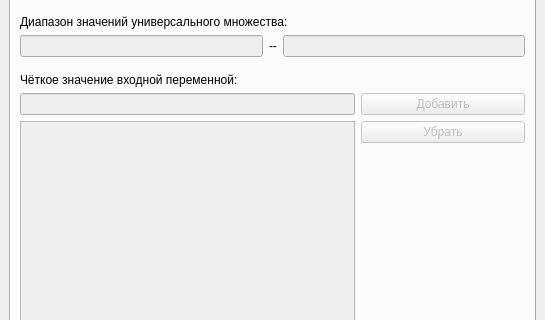
This is analyst.ui in chrinide/pyfrbs as Qt 5 draws it before an edit; both pictures show x 0 to 545 and y 87 to 407 of the 545 by 592 pixel window. The edited form follows.
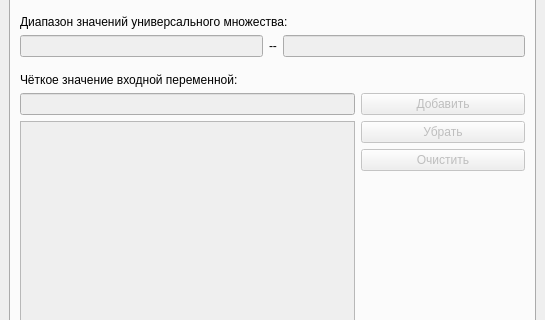
This is the edited form.

Commit message:
Remove and Clear buttons
Remove and Clear buttons was added

```diff
--- a/analyst.ui
+++ b/analyst.ui
@@ -46,7 +46,7 @@
         <string>Задачи</string>
        </attribute>
        <layout class="QGridLayout" name="gridLayout_4">
-        <item row="18" column="0" colspan="3">
+        <item row="19" column="0" colspan="3">
          <widget class="QPushButton" name="uiCommitTaskButton">
           <property name="enabled">
            <bool>false</bool>
@@ -156,7 +156,7 @@
           </property>
          </widget>
         </item>
-        <item row="13" column="2">
+        <item row="14" column="2">
          <spacer name="uiTasksSpacer3">
           <property name="orientation">
            <enum>Qt::Vertical</enum>
@@ -169,7 +169,7 @@
           </property>
          </spacer>
         </item>
-        <item row="14" column="0" colspan="3">
+        <item row="15" column="0" colspan="3">
          <spacer name="uiTasksSpacer4">
           <property name="orientation">
            <enum>Qt::Vertical</enum>
@@ -218,17 +218,17 @@
           </property>
          </widget>
         </item>
-        <item row="15" column="0" colspan="3">
+        <item row="16" column="0" colspan="3">
          <widget class="QLabel" name="uiOutputLabel">
           <property name="text">
            <string>Выходная лингвистическая переменная:</string>
           </property>
          </widget>
         </item>
-        <item row="16" column="0" colspan="3">
-         <widget class="QComboBox" name="uiOutputCombo"/>
-        </item>
         <item row="17" column="0" colspan="3">
+         <widget class="QComboBox" name="uiOutputCombo"/>
+        </item>
+        <item row="18" column="0" colspan="3">
          <spacer name="uiTasksSpacer5">
           <property name="orientation">
            <enum>Qt::Vertical</enum>
@@ -244,7 +244,7 @@
           </property>
          </spacer>
         </item>
-        <item row="12" column="0" rowspan="2" colspan="2">
+        <item row="12" column="0" rowspan="3" colspan="2">
          <widget class="QTableWidget" name="uiValuesTable">
           <property name="enabled">
            <bool>false</bool>
@@ -278,6 +278,16 @@
           </attribute>
          </widget>
         </item>
+        <item row="13" column="2">
+         <widget class="QPushButton" name="uiClearValueButton">
+          <property name="enabled">
+           <bool>false</bool>
+          </property>
+          <property name="text">
+           <string>Очистить</string>
+          </property>
+         </widget>
+        </item>
        </layout>
       </widget>
       <widget class="QWidget" name="uiResultsTab">
```
The commit also changes 2 other files.
